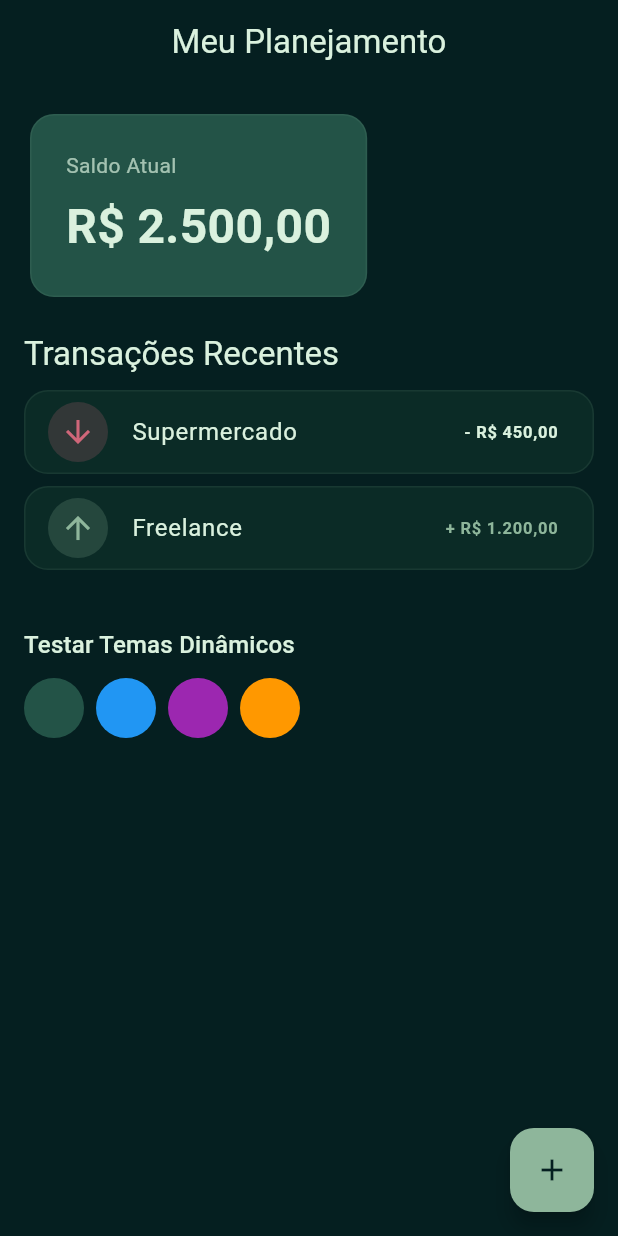
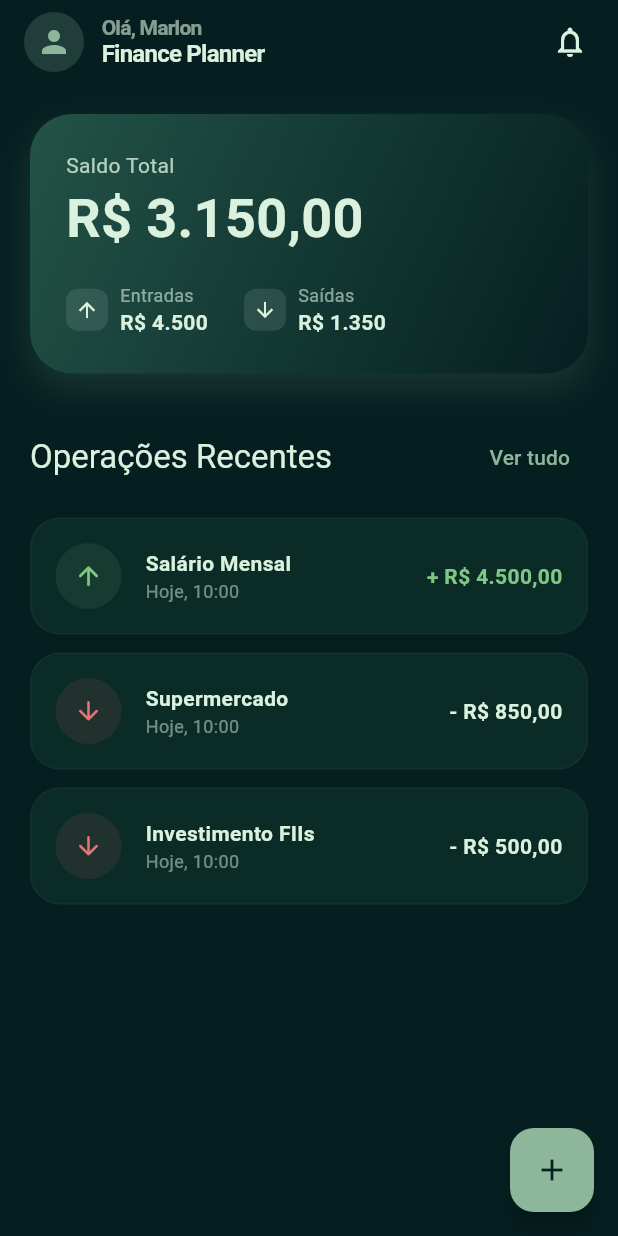
Before and after one commit to MarlonVBP/planejamento_financeiro, a Flutter app: the screen it shows after launch, on a phone screen of 412 x 824 dp. Run offline on Flutter 3.47's test engine with Material 3 defaults, Android fonts, the phone set to English and light mode, and no system bars; our stand-ins replace firebase_core; accounts and stored records are empty.

Commit message:
:sparkles: :feat Estrutura inical do projeto

```diff
--- /dev/null
+++ b/planejamento_financeiro/lib/core/features/dashboard/views/dashboard_page.dart
@@ -0,0 +1,200 @@
+import 'package:flutter/material.dart';
+import 'package:planejamento_financeiro/core/theme/app_colors.dart';
+
+class DashboardPage extends StatelessWidget {
+  const DashboardPage({super.key});
+
+  @override
+  Widget build(BuildContext context) {
+    final theme = Theme.of(context);
+    final colorScheme = theme.colorScheme;
+
+    return Scaffold(
+      body: CustomScrollView(
+        slivers: [
+          _buildAppBar(colorScheme),
+          SliverToBoxAdapter(
+            child: Padding(
+              padding: const EdgeInsets.all(20.0),
+              child: Column(
+                children: [
+                  _buildBalanceCard(context),
+                  const SizedBox(height: 32),
+                  _buildSectionHeader(context, "Operações Recentes"),
+                  const SizedBox(height: 16),
+                  // Lista Mockada para visualização inicial
+                  _buildTransactionItem(context, "Salário Mensal", "R\$ 4.500,00", true),
+                  _buildTransactionItem(context, "Supermercado", "R\$ 850,00", false),
+                  _buildTransactionItem(context, "Investimento FIIs", "R\$ 500,00", false),
+                ],
+              ),
+            ),
+          ),
+        ],
+      ),
+      floatingActionButton: FloatingActionButton(
+        onPressed: () {},
+        child: const Icon(Icons.add),
+      ),
+    );
+  }
+
+  SliverAppBar _buildAppBar(ColorScheme colors) {
+    return SliverAppBar(
+      floating: true,
+      snap: true,
+      title: Row(
+        children: [
+          CircleAvatar(
+            backgroundColor: colors.primary.withOpacity(0.2),
+            child: Icon(Icons.person, color: colors.primary),
+          ),
+          const SizedBox(width: 12),
+          Column(
+            crossAxisAlignment: CrossAxisAlignment.start,
+            children: [
+              Text("Olá, Marlon", style: TextStyle(fontSize: 14, color: colors.onSurface.withOpacity(0.6))),
+              Text("Finance Planner", style: TextStyle(fontSize: 16, fontWeight: FontWeight.bold, color: colors.onSurface)),
+            ],
+          ),
+        ],
+      ),
+      actions: [
+        IconButton(icon: const Icon(Icons.notifications_outlined), onPressed: () {}),
+        const SizedBox(width: 8),
+      ],
+    );
+  }
+
+  Widget _buildBalanceCard(BuildContext context) {
+    final colors = Theme.of(context).colorScheme;
+
+    return Container(
+      width: double.infinity,
+      padding: const EdgeInsets.all(24),
+      decoration: BoxDecoration(
+        borderRadius: BorderRadius.circular(28),
+        // Gradiente sutil para dar profundidade
+        gradient: LinearGradient(
+          begin: Alignment.topLeft,
+          end: Alignment.bottomRight,
+          colors: [
+            colors.secondary,
+            AppColors.greenDarkest,
+          ],
+        ),
+        boxShadow: [
+          BoxShadow(
+            color: colors.primary.withOpacity(0.15),
+            blurRadius: 20,
+            offset: const Offset(0, 10),
+          ),
+        ],
+      ),
+      child: Column(
+        crossAxisAlignment: CrossAxisAlignment.start,
+        children: [
+          Text("Saldo Total", style: TextStyle(color: colors.onSecondary.withOpacity(0.8))),
+          const SizedBox(height: 8),
+          Text(
+            "R\$ 3.150,00",
+            style: TextStyle(
+              fontSize: 36,
+              fontWeight: FontWeight.bold,
+              color: colors.onSecondary,
+              height: 1.0,
+            ),
+          ),
+          const SizedBox(height: 24),
+          Row(
+            children: [
+              _buildMiniInfo(context, Icons.arrow_upward, "Entradas", "R\$ 4.500"),
+              const SizedBox(width: 24),
+              _buildMiniInfo(context, Icons.arrow_downward, "Saídas", "R\$ 1.350"),
+            ],
+          )
+        ],
+      ),
+    );
+  }
+
+  Widget _buildMiniInfo(BuildContext context, IconData icon, String label, String value) {
+    final color = Theme.of(context).colorScheme.onSecondary;
+    return Row(
+      children: [
+        Container(
+          padding: const EdgeInsets.all(6),
+          decoration: BoxDecoration(
+            color: Colors.white.withOpacity(0.1),
+            borderRadius: BorderRadius.circular(8),
+          ),
+          child: Icon(icon, color: color, size: 16),
+        ),
+        const SizedBox(width: 8),
+        Column(
+          crossAxisAlignment: CrossAxisAlignment.start,
+          children: [
+            Text(label, style: TextStyle(color: color.withOpacity(0.6), fontSize: 12)),
+            Text(value, style: TextStyle(color: color, fontWeight: FontWeight.w600)),
+          ],
+        ),
+      ],
+    );
+  }
+
+  Widget _buildSectionHeader(BuildContext context, String title) {
+    return Row(
+      mainAxisAlignment: MainAxisAlignment.spaceBetween,
+      children: [
+        Text(title, style: Theme.of(context).textTheme.titleLarge),
+        TextButton(onPressed: () {}, child: const Text("Ver tudo")),
+      ],
+    );
+  }
+
+  Widget _buildTransactionItem(BuildContext context, String title, String value, bool isIncome) {
+    final colors = Theme.of(context).colorScheme;
+    return Container(
+      margin: const EdgeInsets.only(bottom: 12),
+      padding: const EdgeInsets.all(16),
+      decoration: BoxDecoration(
+        color: colors.surfaceContainer,
+        borderRadius: BorderRadius.circular(20),
+        border: Border.all(color: colors.outline.withOpacity(0.05)),
+      ),
+      child: Row(
+        children: [
+          Container(
+            padding: const EdgeInsets.all(12),
+            decoration: BoxDecoration(
+              color: isIncome ? AppColors.success.withOpacity(0.1) : AppColors.error.withOpacity(0.1),
+              shape: BoxShape.circle,
+            ),
+            child: Icon(
+              isIncome ? Icons.arrow_upward_rounded : Icons.arrow_downward_rounded,
+              color: isIncome ? AppColors.success : AppColors.error,
+              size: 20,
+            ),
+          ),
+          const SizedBox(width: 16),
+          Expanded(
+            child: Column(
+              crossAxisAlignment: CrossAxisAlignment.start,
+              children: [
+                Text(title, style: TextStyle(fontWeight: FontWeight.w600, color: colors.onSurface)),
+                Text("Hoje, 10:00", style: TextStyle(fontSize: 12, color: colors.onSurface.withOpacity(0.5))),
+              ],
+            ),
+          ),
+          Text(
+            isIncome ? "+ $value" : "- $value",
+            style: TextStyle(
+              fontWeight: FontWeight.bold,
+              color: isIncome ? AppColors.success : colors.onSurface,
+            ),
+          ),
+        ],
+      ),
+    );
+  }
+}
--- /dev/null
+++ b/planejamento_financeiro/lib/core/theme/app_colors.dart
@@ -0,0 +1,15 @@
+import 'package:flutter/material.dart';
+
+abstract class AppColors {
+  // Paleta Oficial (Monocromático Verde)
+  static const Color greenDarkest = Color(0xFF051F20);
+  static const Color greenDark = Color(0xFF0B2B26);
+  static const Color greenMedium = Color(0xFF163832);
+  static const Color greenTeal = Color(0xFF235347);
+  static const Color greenLight = Color(0xFF8EB69B);
+  static const Color greenMint = Color(0xFFDAF1DE);
+
+  // Auxiliares
+  static const Color error = Color(0xFFE57373);
+  static const Color success = Color(0xFF81C784);
+}
--- /dev/null
+++ b/planejamento_financeiro/lib/core/theme/app_theme.dart
@@ -0,0 +1,67 @@
+import 'package:flutter/material.dart';
+import 'app_colors.dart';
+
+class AppTheme {
+  static ThemeData getTheme({required Color seedColor, bool isDark = true}) {
+    final bool isCustomGreen = seedColor.value == AppColors.greenTeal.value;
+
+    // Se for a cor oficial, forçamos a paleta exata. Se não, geramos dinamicamente.
+    final ColorScheme scheme = isCustomGreen
+        ? _getExactGreenScheme()
+        : ColorScheme.fromSeed(
+            seedColor: seedColor,
+            brightness: isDark ? Brightness.dark : Brightness.light,
+            surface: isDark ? const Color(0xFF121212) : Colors.white,
+          );
+
+    return ThemeData(
+      useMaterial3: true,
+      colorScheme: scheme,
+      scaffoldBackgroundColor: scheme.surface,
+      appBarTheme: AppBarTheme(
+        backgroundColor: scheme.surface,
+        elevation: 0,
+        centerTitle: false,
+        titleTextStyle: TextStyle(
+          color: scheme.onSurface,
+          fontSize: 24,
+          fontWeight: FontWeight.bold,
+          letterSpacing: -0.5,
+        ),
+      ),
+      cardTheme: CardThemeData(
+        color: scheme.surfaceContainer,
+        elevation: 0,
+        margin: EdgeInsets.zero,
+        shape: RoundedRectangleBorder(
+          borderRadius: BorderRadius.circular(24),
+          side: BorderSide(color: scheme.outline.withValues(alpha: 0.1)),
+        ),
+      ),
+      filledButtonTheme: FilledButtonThemeData(
+        style: FilledButton.styleFrom(
+          padding: const EdgeInsets.symmetric(horizontal: 24, vertical: 16),
+          shape: RoundedRectangleBorder(borderRadius: BorderRadius.circular(16)),
+          textStyle: const TextStyle(fontWeight: FontWeight.w600),
+        ),
+      ),
+    );
+  }
+
+  static ColorScheme _getExactGreenScheme() {
+    return const ColorScheme(
+      brightness: Brightness.dark,
+      primary: AppColors.greenLight,
+      onPrimary: AppColors.greenDarkest,
+      secondary: AppColors.greenTeal,
+      onSecondary: AppColors.greenMint,
+      tertiary: AppColors.greenMedium,
+      error: AppColors.error,
+      onError: AppColors.greenDarkest,
+      surface: AppColors.greenDarkest,
+      onSurface: AppColors.greenMint,
+      surfaceContainer: AppColors.greenDark, // Usado nos Cards
+      outline: AppColors.greenLight,
+    );
+  }
+}
--- a/planejamento_financeiro/lib/main.dart
+++ b/planejamento_financeiro/lib/main.dart
@@ -1,164 +1,32 @@
 import 'package:flutter/material.dart';
-import 'theme/app_theme.dart';
+import 'package:firebase_core/firebase_core.dart';
+import 'package:planejamento_financeiro/core/features/dashboard/views/dashboard_page.dart';
+import 'firebase_options.dart';
+import 'core/theme/app_theme.dart';
+import 'core/theme/app_colors.dart';
 
 void main() async {
-  runApp(const MyFinanceApp());
+  WidgetsFlutterBinding.ensureInitialized();
+
+  await Firebase.initializeApp(
+    options: DefaultFirebaseOptions.currentPlatform,
+  );
+
+  runApp(const FinanceApp());
 }
 
-class MyFinanceApp extends StatefulWidget {
-  const MyFinanceApp({super.key});
-
-  @override
-  State<MyFinanceApp> createState() => _MyFinanceAppState();
-}
-
-class _MyFinanceAppState extends State<MyFinanceApp> {
-  Color _currentSeed = AppTheme.defaultSeed;
+class FinanceApp extends StatelessWidget {
+  const FinanceApp({super.key});
 
   @override
   Widget build(BuildContext context) {
+    // Aqui usamos a cor "Teal" como semente, que ativa o modo "Custom Green"
+    // definido no app_theme.dart para ser fiel à sua imagem.
     return MaterialApp(
       title: 'Finance Planner',
       debugShowCheckedModeBanner: false,
-
-      theme: AppTheme.getTheme(seedColor: _currentSeed, isDark: true),
-
-      home: HomePage(
-        onColorChange: (Color newColor) {
-          setState(() {
-            _currentSeed = newColor;
-          });
-        },
-      ),
+      theme: AppTheme.getTheme(seedColor: AppColors.greenTeal, isDark: true),
+      home: const DashboardPage(),
     );
   }
 }
-
-class HomePage extends StatelessWidget {
-  final Function(Color) onColorChange;
-
-  const HomePage({super.key, required this.onColorChange});
-
-  @override
-  Widget build(BuildContext context) {
-    final colors = Theme.of(context).colorScheme;
-
-    return Scaffold(
-      appBar: AppBar(title: const Text("Meu Planejamento")),
-      body: SingleChildScrollView(
-        padding: const EdgeInsets.all(16),
-        child: Column(
-          crossAxisAlignment: CrossAxisAlignment.start,
-          children: [
-            Card(
-              color: colors.secondary,
-              child: Padding(
-                padding: const EdgeInsets.all(24.0),
-                child: Column(
-                  crossAxisAlignment: CrossAxisAlignment.start,
-                  children: [
-                    Text(
-                      "Saldo Atual",
-                      style: TextStyle(
-                        color: colors.onSecondary.withOpacity(0.7),
-                      ),
-                    ),
-                    const SizedBox(height: 8),
-                    Text(
-                      "R\$ 2.500,00",
-                      style: TextStyle(
-                        fontSize: 32,
-                        fontWeight: FontWeight.bold,
-                        color: colors.onSecondary,
-                      ),
-                    ),
-                  ],
-                ),
-              ),
-            ),
-            const SizedBox(height: 20),
-
-            Text(
-              "Transações Recentes",
-              style: Theme.of(context).textTheme.titleLarge,
-            ),
-            const SizedBox(height: 10),
-
-            _buildTransactionItem(
-              context,
-              "Supermercado",
-              "- R\$ 450,00",
-              isNegative: true,
-            ),
-            _buildTransactionItem(
-              context,
-              "Freelance",
-              "+ R\$ 1.200,00",
-              isNegative: false,
-            ),
-
-            const SizedBox(height: 30),
-            Text(
-              "Testar Temas Dinâmicos",
-              style: Theme.of(context).textTheme.titleMedium,
-            ),
-            const SizedBox(height: 10),
-            Row(
-              children: [
-                _buildColorBtn(AppTheme.defaultSeed),
-                _buildColorBtn(Colors.blue),
-                _buildColorBtn(Colors.purple),
-                _buildColorBtn(Colors.orange),
-              ],
-            ),
-          ],
-        ),
-      ),
-      floatingActionButton: FloatingActionButton(
-        onPressed: () {},
-        child: const Icon(Icons.add),
-      ),
-    );
-  }
-
-  Widget _buildTransactionItem(
-    BuildContext context,
-    String title,
-    String value, {
-    required bool isNegative,
-  }) {
-    final colors = Theme.of(context).colorScheme;
-    return Card(
-      margin: const EdgeInsets.only(bottom: 8),
-      child: ListTile(
-        leading: CircleAvatar(
-          backgroundColor: isNegative
-              ? colors.error.withOpacity(0.2)
-              : colors.primary.withOpacity(0.2),
-          child: Icon(
-            isNegative ? Icons.arrow_downward : Icons.arrow_upward,
-            color: isNegative ? colors.error : colors.primary,
-          ),
-        ),
-        title: Text(title, style: TextStyle(color: colors.onSurface)),
-        trailing: Text(
-          value,
-          style: TextStyle(
-            color: isNegative ? colors.onSurface : colors.primary,
-            fontWeight: FontWeight.bold,
-          ),
-        ),
-      ),
-    );
-  }
-
-  Widget _buildColorBtn(Color color) {
-    return Padding(
-      padding: const EdgeInsets.only(right: 8.0),
-      child: GestureDetector(
-        onTap: () => onColorChange(color),
-        child: CircleAvatar(backgroundColor: color),
-      ),
-    );
-  }
-}
--- a/planejamento_financeiro/lib/theme/app_theme.dart
+++ /dev/null
@@ -1,76 +0,0 @@
-import 'package:flutter/material.dart';
-
-class AppTheme {
-  static const Color _greenDarkest = Color(0xFF051F20); // Background
-  static const Color _greenDark = Color(0xFF0B2B26);    // Surface
-  static const Color _greenMediumDark = Color(0xFF163832); // Container
-  static const Color _greenMedium = Color(0xFF235347);  // Secondary
-  static const Color _greenLight = Color(0xFF8EB69B);   // Primary
-  static const Color _greenLightest = Color(0xFFDAF1DE); // Text/Icons
-
-  static ThemeData getTheme({required Color seedColor, bool isDark = true}) {
-    final bool isCustomGreen = seedColor.value == _greenMedium.value;
-
-    final ColorScheme colorScheme = isCustomGreen
-        ? _customGreenScheme
-        : ColorScheme.fromSeed(
-            seedColor: seedColor,
-            brightness: isDark ? Brightness.dark : Brightness.light,
-          );
-
-    return ThemeData(
-      useMaterial3: true,
-      colorScheme: colorScheme,
-      scaffoldBackgroundColor: colorScheme.surface,
-
-      cardTheme: CardTheme(
-        color: colorScheme.surfaceContainer,
-        elevation: 0,
-        shape: RoundedRectangleBorder(
-          borderRadius: BorderRadius.circular(16),
-          side: BorderSide(
-            color: colorScheme.outline.withOpacity(0.1),
-            width: 1,
-          ),
-        ),
-      ),
-
-      appBarTheme: AppBarTheme(
-        backgroundColor: colorScheme.surface,
-        foregroundColor: colorScheme.onSurface,
-        centerTitle: true,
-        elevation: 0,
-      ),
-
-      floatingActionButtonTheme: FloatingActionButtonThemeData(
-        backgroundColor: colorScheme.primary,
-        foregroundColor: colorScheme.onPrimary,
-      ),
-    );
-  }
-
-  static const ColorScheme _customGreenScheme = ColorScheme(
-    brightness: Brightness.dark,
-
-    primary: _greenLight,
-    onPrimary: _greenDarkest,
-    primaryContainer: _greenMedium,
-    onPrimaryContainer: _greenLightest,
-
-    secondary: _greenMedium,
-    onSecondary: _greenLightest,
-    secondaryContainer: _greenMediumDark,
-    onSecondaryContainer: _greenLight,
-
-    surface: _greenDarkest, // Fundo da tela
-    onSurface: _greenLightest, // Texto principal
-    surfaceContainer: _greenDark, // Cards
-
-    error: Color(0xFFCF6679),
-    onError: Colors.black,
-
-    outline: _greenLight,
-  );
-
-  static Color get defaultSeed => _greenMedium;
-}
```
